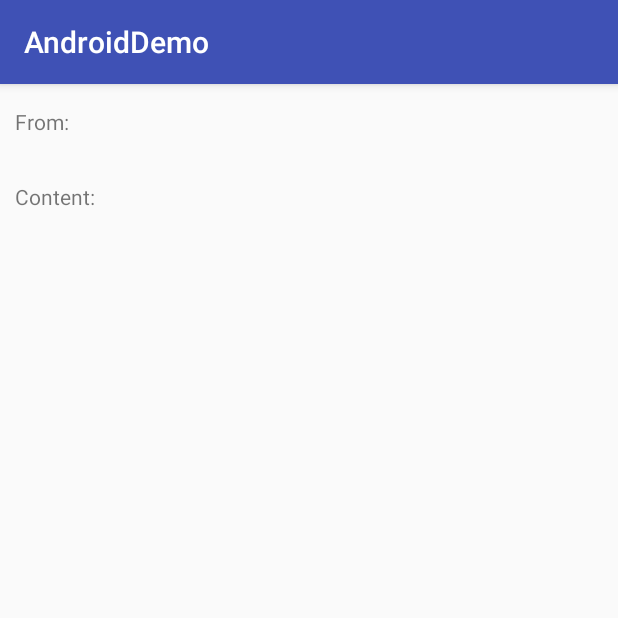
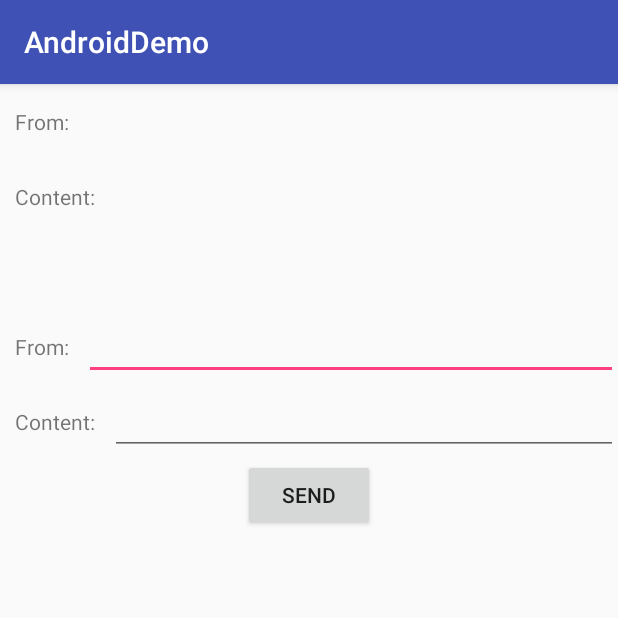
Before and after one commit to ZHJeongho/AndroidDemo, an Android app: the SMSActivity screen opened directly, with no data from a screen before it, on a phone screen of 412 x 824 dp, the top half of it. Run offline under Robolectric (Android 15) with nearby library versions, the phone set to English and light mode, and no system bars.

Commit message:
send message And FloatingActionMenu

```diff
--- a/AndroidDemo/app/build.gradle
+++ b/AndroidDemo/app/build.gradle
@@ -25,5 +25,6 @@ dependencies {
     compile 'com.android.support:appcompat-v7:23.4.0'
     compile 'de.hdodenhof:circleimageview:2.0.0'
     compile 'com.android.support:design:23.4.0'
+    compile 'com.github.clans:fab:1.6.4'
 
 }
--- a/AndroidDemo/app/src/main/AndroidManifest.xml
+++ b/AndroidDemo/app/src/main/AndroidManifest.xml
@@ -7,6 +7,7 @@
     <uses-permission android:name="android.permission.READ_CONTACTS"/>
     <uses-permission android:name="android.permission.WRITE_CONTACTS"/>
     <uses-permission android:name="android.permission.RECEIVE_SMS"/>
+    <uses-permission android:name="android.permission.SEND_SMS"/>
 
     <application
         android:allowBackup="true"
--- a/AndroidDemo/app/src/main/java/com/jeongho/androiddemo/activity/SMSActivity.java
+++ b/AndroidDemo/app/src/main/java/com/jeongho/androiddemo/activity/SMSActivity.java
@@ -1,18 +1,23 @@
 package com.jeongho.androiddemo.activity;
 
 import android.annotation.TargetApi;
+import android.app.PendingIntent;
 import android.content.BroadcastReceiver;
 import android.content.Context;
 import android.content.Intent;
 import android.content.IntentFilter;
 import android.os.Build;
 import android.os.Bundle;
+import android.telephony.SmsManager;
 import android.telephony.SmsMessage;
 import android.view.View;
+import android.widget.Button;
+import android.widget.EditText;
 import android.widget.TextView;
 
 import com.jeongho.androiddemo.R;
 import com.jeongho.androiddemo.base.BaseActivity;
+import com.jeongho.androiddemo.utils.ToastUtil;
 
 /**
  * Created by Jeongho on 16/7/1.
@@ -21,8 +26,16 @@ public class SMSActivity extends BaseActivity{
     private TextView mSenderTv;
     private TextView mContentTv;
 
+    private EditText mToEdt;
+    private EditText mContentEdt;
+    private Button mSendMessageBtn;
+
     private IntentFilter mReceiveFilter;
     private SMSReceiver mReceiver;
+
+    private IntentFilter mSendFilter;
+    private SendStatusReceiver mSendStatusReceiver;
+
     @Override
     public void initLayout() {
         setContentView(R.layout.activity_sms);
@@ -32,6 +45,12 @@ public class SMSActivity extends BaseActivity{
     public void initView() {
         mSenderTv = (TextView) findViewById(R.id.tv_sender);
         mContentTv = (TextView) findViewById(R.id.tv_content);
+
+        mToEdt = (EditText) findViewById(R.id.edt_to);
+        mContentEdt = (EditText) findViewById(R.id.edt_content);
+
+        mSendMessageBtn = (Button) findViewById(R.id.btn_send_message);
+        mSendMessageBtn.setOnClickListener(this);
     }
 
     @Override
@@ -40,20 +59,33 @@ public class SMSActivity extends BaseActivity{
         mReceiveFilter.addAction("android.provider.Telephony.SMS_RECEIVED");
         mReceiver = new SMSReceiver();
         registerReceiver(mReceiver, mReceiveFilter);
+
+        mSendFilter = new IntentFilter();
+        mSendFilter.addAction("SENT_SMS_ACTION");
+        mSendStatusReceiver = new SendStatusReceiver();
+        registerReceiver(mSendStatusReceiver, mSendFilter);
     }
 
     @Override
     public void onClick(View v) {
-
+        if (v.getId() == R.id.btn_send_message){
+            sendMessage();
+        }
     }
 
-    public static void startAction(Context context) {
-        Intent intent = new Intent(context, SMSActivity.class);
-        context.startActivity(intent);
+    private void sendMessage() {
+        String receiver = mToEdt.getText().toString();
+        String content = mContentEdt.getText().toString();
+
+        Intent intent = new Intent("SENT_SMS_ACTION");
+        PendingIntent sendIntent = PendingIntent.getBroadcast(SMSActivity.this, 0, intent, 0);
+        SmsManager smsManager = SmsManager.getDefault();
+        smsManager.sendTextMessage(receiver, null, content, sendIntent, null);
     }
 
+    class SMSReceiver extends BroadcastReceiver {
 
-    class SMSReceiver extends BroadcastReceiver {
+
         @TargetApi(Build.VERSION_CODES.M)
         @Override
         public void onReceive(Context context, Intent intent) {
@@ -76,9 +108,28 @@ public class SMSActivity extends BaseActivity{
         }
     }
 
+
+    class SendStatusReceiver extends BroadcastReceiver{
+
+        @Override
+        public void onReceive(Context context, Intent intent) {
+            if (getResultCode() == RESULT_OK){
+                ToastUtil.showShort(context, "Send succeeded!");
+            }else {
+                ToastUtil.showShort(context, "Send failed!");
+            }
+        }
+    }
+
     @Override
     protected void onDestroy() {
         super.onDestroy();
         unregisterReceiver(mReceiver);
+        unregisterReceiver(mSendStatusReceiver);
+    }
+
+    public static void startAction(Context context) {
+        Intent intent = new Intent(context, SMSActivity.class);
+        context.startActivity(intent);
     }
 }
--- a/AndroidDemo/app/src/main/res/layout/activity_sms.xml
+++ b/AndroidDemo/app/src/main/res/layout/activity_sms.xml
@@ -33,4 +33,41 @@
             android:layout_height="wrap_content"
             android:layout_gravity="center_vertical"/>
     </LinearLayout>
+    <LinearLayout
+        android:layout_width="match_parent"
+        android:layout_height="50dp"
+        android:layout_marginTop="50dp">
+        <TextView
+            android:layout_width="wrap_content"
+            android:layout_height="wrap_content"
+            android:padding="10dp"
+            android:layout_gravity="center_vertical"
+            android:text="From:"/>
+        <EditText
+            android:id="@+id/edt_to"
+            android:layout_width="match_parent"
+            android:layout_height="wrap_content"
+            android:layout_gravity="center_vertical"/>
+    </LinearLayout>
+    <LinearLayout
+        android:layout_width="match_parent"
+        android:layout_height="50dp">
+        <TextView
+            android:layout_width="wrap_content"
+            android:layout_height="wrap_content"
+            android:padding="10dp"
+            android:layout_gravity="center_vertical"
+            android:text="Content:"/>
+        <EditText
+            android:id="@+id/edt_content"
+            android:layout_width="match_parent"
+            android:layout_height="wrap_content"
+            android:layout_gravity="center_vertical"/>
+    </LinearLayout>
+    <Button
+        android:id="@+id/btn_send_message"
+        android:layout_width="wrap_content"
+        android:layout_height="wrap_content"
+        android:layout_gravity="center_horizontal"
+        android:text="Send"/>
 </LinearLayout>
```
Also changed, not shown: AndroidDemo/app/src/main/res/layout/activity_main.xml (+17 -0 lines).
